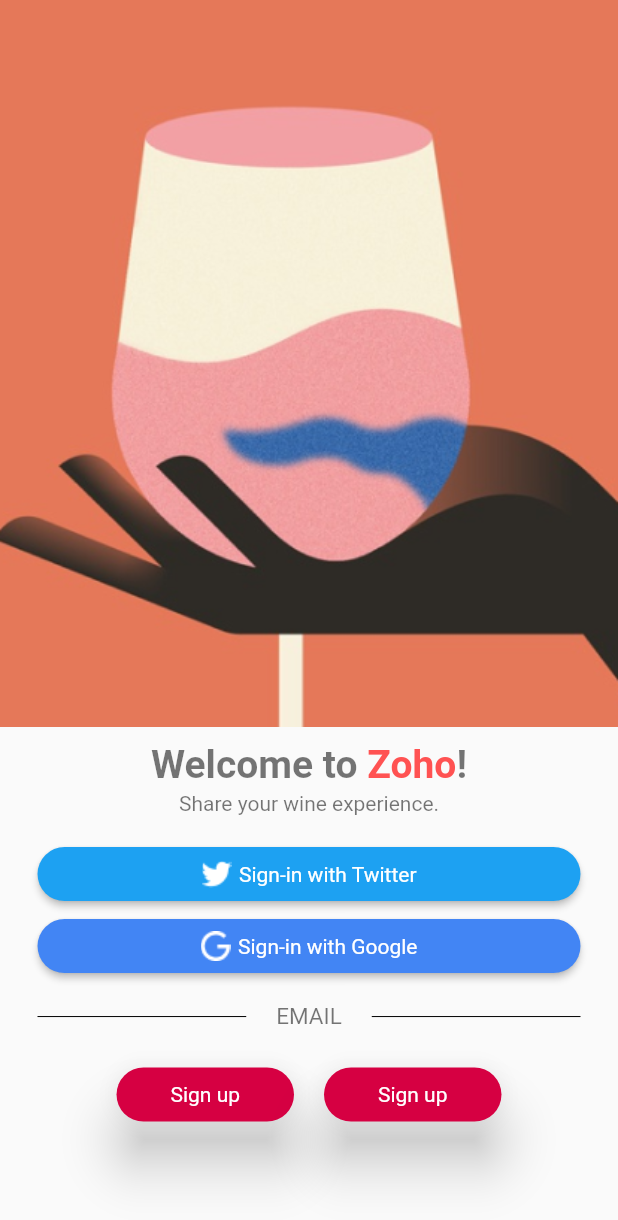
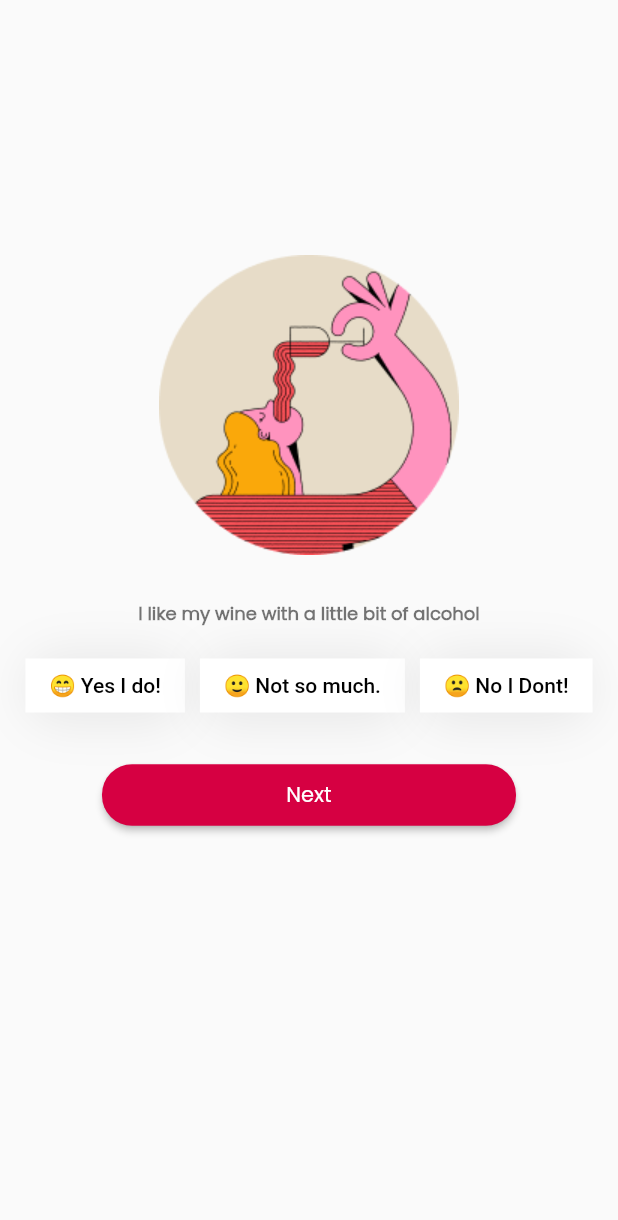
Before and after one commit to Dinox869/zoho, a Flutter app: the screen it shows after launch, after a tap on "Sign-in with Google", on a phone screen of 412 x 824 dp. Shown: the top 1220 px of the screen. Run offline on Flutter 3.47's test engine with Material 2 defaults, Android fonts, the phone set to English and light mode, and no system bars; drawn by our look-alikes of group_button.

Commit message:
progress upto intro_end

```diff
--- /dev/null
+++ b/lib/UI/Intro/alcohol.dart
@@ -0,0 +1,97 @@
+import 'package:flutter/material.dart';
+import 'package:group_button/group_button.dart';
+import 'package:zoho_wines/UI/Intro/sipping.dart';
+
+class alcohol extends StatefulWidget
+{
+  @override
+  Alcohol createState()=> Alcohol();
+}
+
+class Alcohol extends State<alcohol>
+{
+  @override
+  Widget build(BuildContext context) {
+    return Scaffold(
+      body:Container(
+        child: Column(
+          children: [
+            SizedBox(height:170),
+            Image.asset("assets/images/alcohol.png"),
+            SizedBox(height: 30),
+            Row(
+              mainAxisAlignment: MainAxisAlignment.center,
+              children: [
+                Text('I like my wine with a little bit of alcohol',
+                style:TextStyle(
+                  color:Colors.black54,
+                  fontFamily: 'Poppins',
+                  fontSize: 12,
+                  fontWeight: FontWeight.bold
+                )
+                )
+              ],
+            ),
+            SizedBox(height: 15),
+            GroupButton(
+              spacing: 5,
+              isRadio: true,
+              direction: Axis.horizontal,
+              onSelected: (index, isSelected){},
+              buttons: ["😁 Yes I do!","🙂 Not so much.","🙁 No I Dont!"],
+              selectedTextStyle: TextStyle(
+              fontFamily: 'Poppins',
+                fontSize: 12,
+                color: Colors.green,
+              ),
+              unselectedTextStyle: TextStyle(
+                fontFamily: 'Poppins',
+                fontSize: 12,
+                color: Colors.grey[600],
+              ),
+              selectedColor: Colors.white,
+              unselectedColor: Colors.grey[300],
+              selectedBorderColor: Colors.green,
+              unselectedBorderColor: Colors.grey[500],
+              borderRadius: BorderRadius.circular(30.0),
+              selectedShadow: <BoxShadow>[BoxShadow(color: Colors.transparent)],
+              unselectedShadow: <BoxShadow>[BoxShadow(color: Colors.transparent)],
+            ),
+            SizedBox(height: 25),
+            Padding(
+              padding: const EdgeInsets.only(left:68.0,right: 68),
+              child: RaisedButton(
+                shape: RoundedRectangleBorder(borderRadius: BorderRadius.circular(20)),
+                color: Color(0xFFD60042),
+                onPressed: () {
+
+                  Navigator.push(context, MaterialPageRoute(builder: (context)=>
+                  sipping()
+                  ));
+                },
+                child: Row(
+                  mainAxisAlignment: MainAxisAlignment.center,
+                  children: [
+                    Padding(
+                      padding: const EdgeInsets.all(10.0),
+                      child: Text('Next',
+                        style: TextStyle(
+                            color: Colors.white,
+                            fontSize: 14,
+                            fontWeight: FontWeight.normal,
+                            fontFamily: 'Poppins'
+                        ),
+                      ),
+                    )
+                  ],
+                ),
+              ),
+            ),
+
+          ],
+        )
+      )
+    );
+  }
+
+}
--- a/lib/UI/Sign/home.dart
+++ b/lib/UI/Sign/home.dart
@@ -1,4 +1,5 @@
 import 'package:flutter/material.dart';
+import 'package:zoho_wines/UI/Intro/alcohol.dart';
 import 'package:zoho_wines/UI/Sign/create_account.dart';
 import 'package:zoho_wines/UI/Sign/sign_in.dart';
 
@@ -95,7 +96,13 @@
               child: RaisedButton(
                 shape: RoundedRectangleBorder(borderRadius: BorderRadius.circular(20)),
                 color: Color(0xFF4285F4),
-                onPressed: () {},
+                onPressed: () {
+                  //navigate to intro
+                  Navigator.push(context, MaterialPageRoute(builder: (context)=>
+                      alcohol()
+                  ));
+
+                },
                 child: Row(
                   mainAxisAlignment: MainAxisAlignment.center,
                   children: [
--- a/pubspec.yaml
+++ b/pubspec.yaml
@@ -28,6 +28,7 @@
   # The following adds the Cupertino Icons font to your application.
   # Use with the CupertinoIcons class for iOS style icons.
   cupertino_icons: ^1.0.0
+  group_button: ^1.1.0
 
 dev_dependencies:
   flutter_test:
@@ -51,6 +52,9 @@
     - assets/images/Vector1.png
     - assets/images/back.png
     - assets/images/zoho_pic.png
+    - assets/images/night.png
+    - assets/images/alcohol.png
+    - assets/images/sip.png
 
 
   # An image asset can refer to one or more resolution-specific "variants", see
```
Also changed, not shown: lib/UI/Intro/night.dart (added, +139 -0 lines), lib/UI/Intro/sipping.dart (added, +96 -0 lines), lib/UI/Sign/check_mail.dart (+10 -1 lines), lib/UI/Sign/new_password.dart (added, +185 -0 lines), assets/images/alcohol.png (added), assets/images/night.png (added), assets/images/sip.png (added), pubspec.lock.
